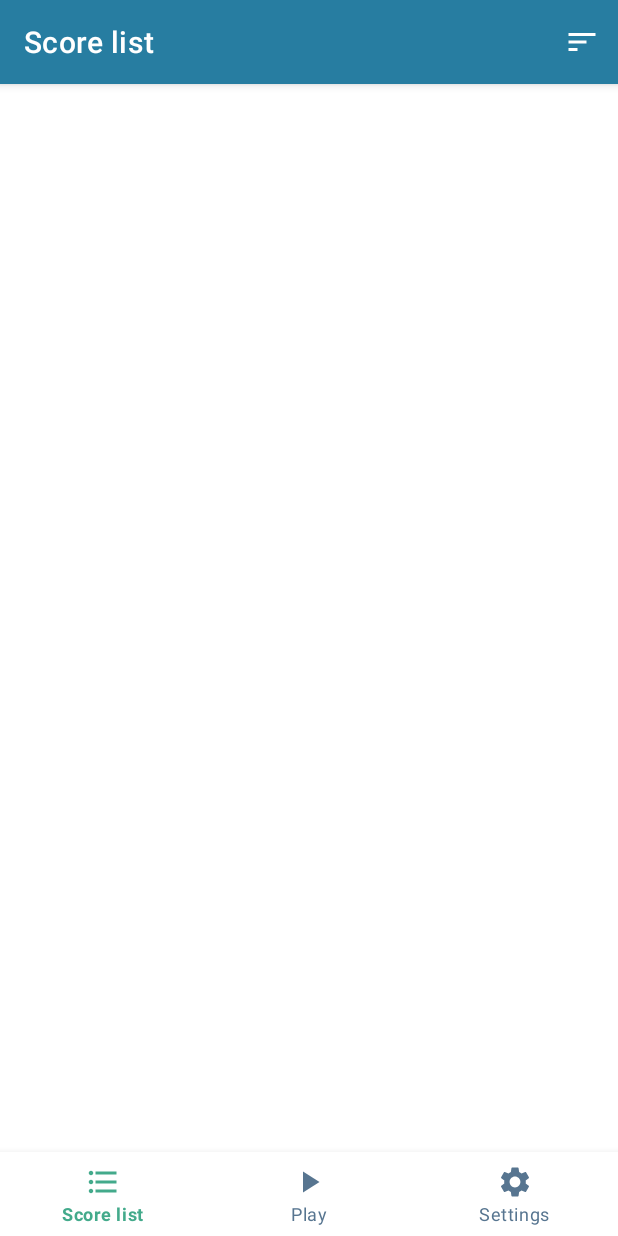
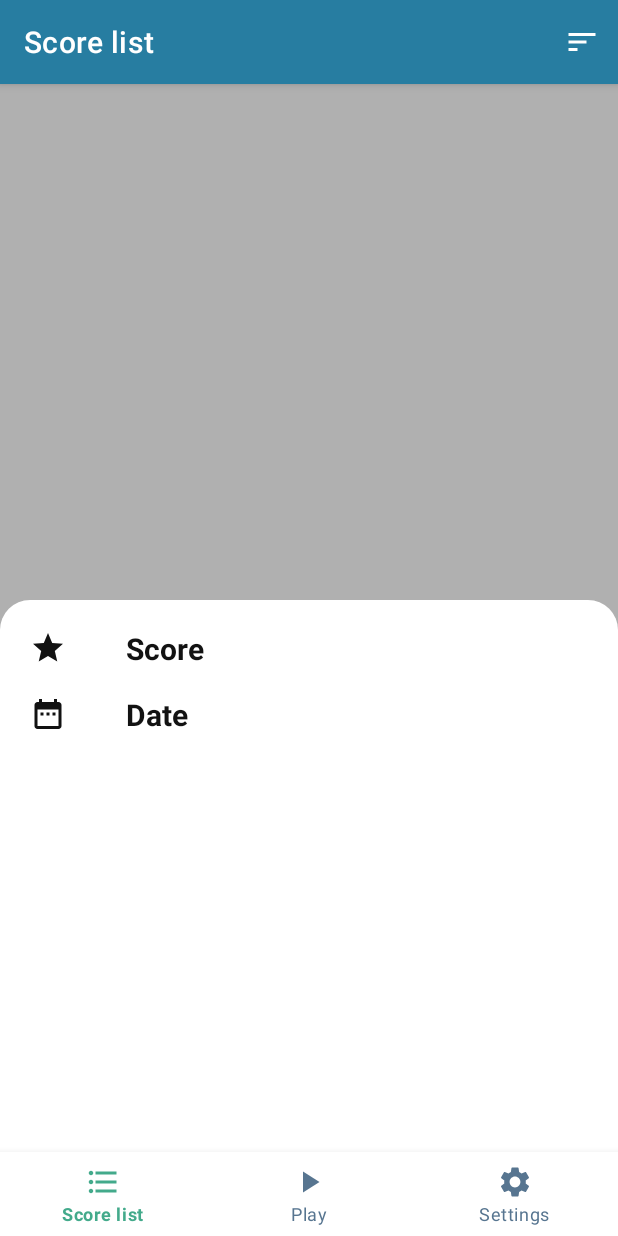
Before and after one commit to jjcr11/memory-game, an Android app: the ScoreFragment screen opened through its navigation route, after a tap on "Sort", on a phone screen of 412 x 824 dp. Run offline under Robolectric (Android 15) with nearby library versions, the phone set to English and light mode, and no system bars; our stand-ins replace Room's generated code.

Commit message:
Add backdrop

```diff
--- /dev/null
+++ b/app/src/main/java/com/jjcr11/memorygame/view/BackdropFragment.kt
@@ -0,0 +1,22 @@
+package com.jjcr11.memorygame.view
+
+import android.os.Bundle
+import androidx.fragment.app.Fragment
+import android.view.LayoutInflater
+import android.view.View
+import android.view.ViewGroup
+import com.jjcr11.memorygame.databinding.FragmentBackdropBinding
+
+class BackdropFragment : Fragment() {
+
+    private lateinit var binding: FragmentBackdropBinding
+
+    override fun onCreateView(
+        inflater: LayoutInflater,
+        container: ViewGroup?,
+        savedInstanceState: Bundle?
+    ): View {
+        binding = FragmentBackdropBinding.inflate(inflater, container, false)
+        return binding.root
+    }
+}
--- a/app/src/main/java/com/jjcr11/memorygame/view/ScoreFragment.kt
+++ b/app/src/main/java/com/jjcr11/memorygame/view/ScoreFragment.kt
@@ -1,11 +1,11 @@
 package com.jjcr11.memorygame.view
 
 import android.os.Bundle
-import android.util.Log
 import androidx.fragment.app.Fragment
 import android.view.LayoutInflater
 import android.view.View
 import android.view.ViewGroup
+import androidx.activity.addCallback
 import androidx.lifecycle.ViewModelProvider
 import androidx.lifecycle.lifecycleScope
 import androidx.recyclerview.widget.ItemTouchHelper
@@ -25,6 +25,7 @@ class ScoreFragment : Fragment() {
     private lateinit var layoutManager: RecyclerView.LayoutManager
     private lateinit var swipeHelper: ItemTouchHelper
     private lateinit var scoreViewModel: ScoreViewModel
+    private var backdropOpen = false
 
     override fun onCreateView(
         inflater: LayoutInflater,
@@ -60,6 +61,34 @@ class ScoreFragment : Fragment() {
         )
         swipeHelper.attachToRecyclerView(binding.rv)
 
+        binding.mtb.menu.getItem(0).setOnMenuItemClickListener {
+            binding.mcv.visibility = View.VISIBLE
+            binding.rv.setOnTouchListener { view, motionEvent -> true }
+            childFragmentManager.beginTransaction()
+                .setCustomAnimations(
+                    R.anim.anim_enter_backdrop,
+                    0,
+                    0,
+                    R.anim.anim_exit_backdrop
+                )
+                .add(R.id.f, BackdropFragment())
+                .addToBackStack("null")
+                .commit()
+            backdropOpen = true
+            true
+        }
+
+        requireActivity().onBackPressedDispatcher.addCallback(this) {
+            if (backdropOpen) {
+                binding.mcv.visibility = View.GONE
+                childFragmentManager.popBackStack()
+                backdropOpen = false
+                binding.rv.setOnTouchListener { view, motionEvent -> false }
+            } else {
+                remove()
+            }
+        }
+
         return binding.root
     }
 
@@ -68,8 +97,8 @@ class ScoreFragment : Fragment() {
         lifecycleScope.launch(Dispatchers.IO) {
             val dao = AppDatabase.getDatabase(requireContext()).dao()
             val scores = dao.getAllScores()
-            for(i in scores.indices) {
-                when(i) {
+            for (i in scores.indices) {
+                when (i) {
                     0 -> dao.updateMedal(scores[0].uid, R.color.gold)
                     1 -> dao.updateMedal(scores[1].uid, R.color.silver)
                     2 -> dao.updateMedal(scores[2].uid, R.color.copper)
--- /dev/null
+++ b/app/src/main/res/anim/anim_enter_backdrop.xml
@@ -0,0 +1,7 @@
+<?xml version="1.0" encoding="utf-8"?>
+<set xmlns:android="http://schemas.android.com/apk/res/android">
+    <translate
+        android:duration="200"
+        android:fromYDelta="100%"
+        android:toYDelta="0%" />
+</set>
--- /dev/null
+++ b/app/src/main/res/anim/anim_exit_backdrop.xml
@@ -0,0 +1,7 @@
+<?xml version="1.0" encoding="utf-8"?>
+<set xmlns:android="http://schemas.android.com/apk/res/android">
+    <translate
+        android:duration="200"
+        android:fromYDelta="0%"
+        android:toYDelta="100%" />
+</set>
--- a/app/src/main/res/drawable/ic_star.xml
+++ b/app/src/main/res/drawable/ic_star.xml
@@ -1,7 +1,7 @@
 <vector xmlns:android="http://schemas.android.com/apk/res/android"
     android:width="24dp"
     android:height="24dp"
-    android:tint="@color/gold"
+    android:tint="@color/black"
     android:viewportWidth="24"
     android:viewportHeight="24">
     <path
--- /dev/null
+++ b/app/src/main/res/drawable/shape_backdrop.xml
@@ -0,0 +1,8 @@
+<?xml version="1.0" encoding="utf-8"?>
+<shape xmlns:android="http://schemas.android.com/apk/res/android"
+    android:shape="rectangle">
+    <solid android:color="@color/white" />
+    <corners
+        android:topLeftRadius="20dp"
+        android:topRightRadius="20dp" />
+</shape>
--- /dev/null
+++ b/app/src/main/res/layout/fragment_backdrop.xml
@@ -0,0 +1,55 @@
+<?xml version="1.0" encoding="utf-8"?>
+<androidx.constraintlayout.widget.ConstraintLayout xmlns:android="http://schemas.android.com/apk/res/android"
+    xmlns:app="http://schemas.android.com/apk/res-auto"
+    xmlns:tools="http://schemas.android.com/tools"
+    android:layout_width="match_parent"
+    android:layout_height="match_parent"
+    android:layout_marginTop="400dp"
+    android:background="@drawable/shape_backdrop"
+    tools:context=".view.BackdropFragment">
+
+    <ImageView
+        android:id="@+id/ivScore"
+        android:layout_width="wrap_content"
+        android:layout_height="wrap_content"
+        android:layout_marginStart="20dp"
+        android:layout_marginTop="20dp"
+        android:src="@drawable/ic_star"
+        app:layout_constraintStart_toStartOf="parent"
+        app:layout_constraintTop_toTopOf="parent" />
+
+    <TextView
+        android:id="@+id/tvScore"
+        android:layout_width="wrap_content"
+        android:layout_height="wrap_content"
+        android:layout_marginStart="40dp"
+        android:text="Score"
+        android:textColor="@color/black"
+        android:textSize="20sp"
+        android:textStyle="bold"
+        app:layout_constraintBottom_toBottomOf="@id/ivScore"
+        app:layout_constraintStart_toEndOf="@id/ivScore"
+        app:layout_constraintTop_toTopOf="@id/ivScore" />
+
+    <ImageView
+        android:id="@+id/ivDate"
+        android:layout_width="wrap_content"
+        android:layout_height="wrap_content"
+        android:layout_marginTop="20dp"
+        android:src="@drawable/ic_date_range"
+        app:layout_constraintStart_toStartOf="@id/ivScore"
+        app:layout_constraintTop_toBottomOf="@id/ivScore"
+        app:tint="@color/black" />
+
+    <TextView
+        android:layout_width="wrap_content"
+        android:layout_height="wrap_content"
+        android:text="Date"
+        android:textColor="@color/black"
+        android:textSize="20sp"
+        android:textStyle="bold"
+        app:layout_constraintBottom_toBottomOf="@id/ivDate"
+        app:layout_constraintStart_toStartOf="@id/tvScore"
+        app:layout_constraintTop_toTopOf="@id/ivDate" />
+
+</androidx.constraintlayout.widget.ConstraintLayout>
--- a/app/src/main/res/layout/fragment_score.xml
+++ b/app/src/main/res/layout/fragment_score.xml
@@ -12,6 +12,7 @@
         android:layout_height="wrap_content">
 
         <com.google.android.material.appbar.MaterialToolbar
+            android:id="@+id/mtb"
             android:layout_width="match_parent"
             android:layout_height="?attr/actionBarSize"
             android:background="@color/cerulean"
@@ -30,4 +31,19 @@
         tools:itemCount="3"
         tools:listitem="@layout/item_score" />
 
+    <FrameLayout
+        android:id="@+id/f"
+        android:layout_width="match_parent"
+        android:layout_height="match_parent"
+        android:elevation="1dp" />
+
+    <com.google.android.material.card.MaterialCardView
+        android:id="@+id/mcv"
+        android:layout_width="match_parent"
+        android:layout_height="match_parent"
+        android:visibility="gone"
+        app:cardBackgroundColor="@color/black_transparent"
+        app:cardCornerRadius="0dp"
+        app:cardElevation="0dp" />
+
 </androidx.coordinatorlayout.widget.CoordinatorLayout>
--- a/app/src/main/res/values/colors.xml
+++ b/app/src/main/res/values/colors.xml
@@ -20,4 +20,5 @@
     <color name="copper">#FFB87333</color>
 
     <color name="transparent">#00000000</color>
+    <color name="black_transparent">#55121212</color>
 </resources>
```
